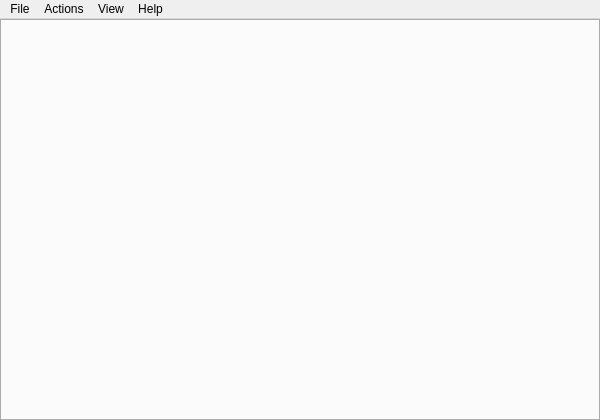
Qt form src/forms/qterminal.ui (lxqt/qterminal) before a commit.
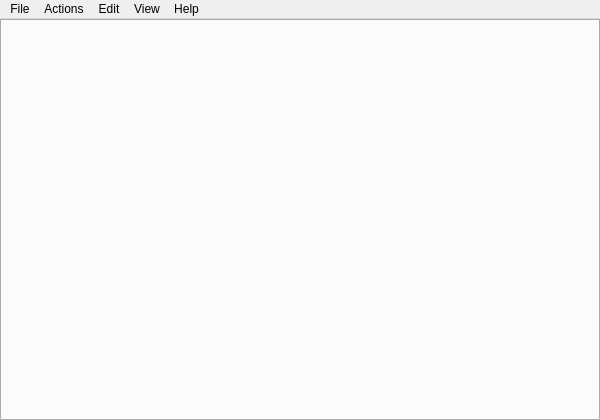
The same form after that commit. Icons and pictures are not drawn. Custom widgets are drawn as their Qt base class.

The edit to the form file:
```diff
--- a/src/forms/qterminal.ui
+++ b/src/forms/qterminal.ui
@@ -60,7 +60,7 @@
      <x>0</x>
      <y>0</y>
      <width>600</width>
-     <height>21</height>
+     <height>19</height>
     </rect>
    </property>
    <widget class="QMenu" name="menu_File">
@@ -88,8 +88,14 @@
      <string>View</string>
     </property>
    </widget>
+   <widget class="QMenu" name="menu_Edit">
+    <property name="title">
+     <string>Edit</string>
+    </property>
+   </widget>
    <addaction name="menu_File"/>
    <addaction name="menu_Actions"/>
+   <addaction name="menu_Edit"/>
    <addaction name="menu_Window"/>
    <addaction name="menu_Help"/>
   </widget>
```
